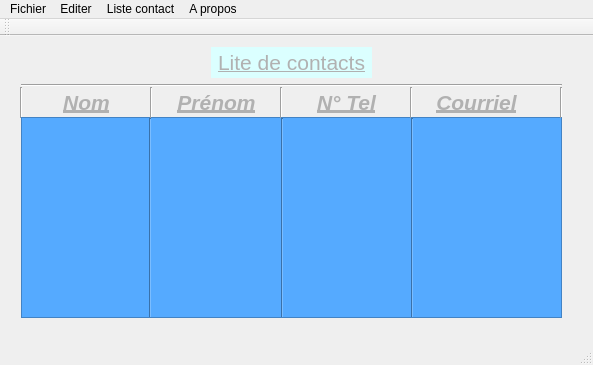
First picture: the form in contact/mainwindow.ui, repository watmeto/ContactManager, before the edit.
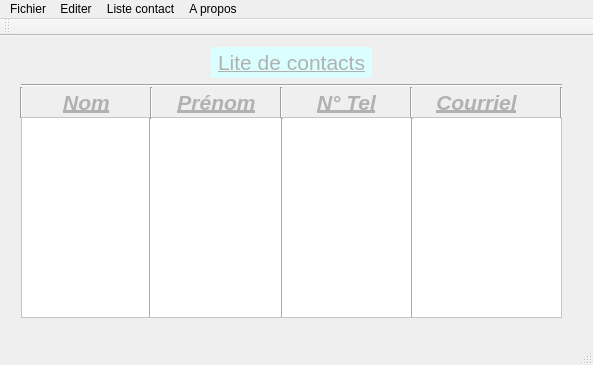
Second picture: the form after the edit. The open tabs and pages were chosen to show the change. Icons and pictures are not drawn.

Patch:
```diff
--- a/contact/mainwindow.ui
+++ b/contact/mainwindow.ui
@@ -297,7 +297,7 @@
          </rect>
         </property>
         <property name="styleSheet">
-         <string notr="true">background-color: rgb(85, 170, 255);
+         <string notr="true">background-color: rgb(255, 255, 255);
 color: rgb(170, 165, 157);
 border-color: rgb(85, 85, 127);</string>
         </property>
@@ -309,8 +309,8 @@
           <rect>
            <x>0</x>
            <y>0</y>
-           <width>537</width>
-           <height>197</height>
+           <width>539</width>
+           <height>199</height>
           </rect>
          </property>
          <widget class="Line" name="line">
```
Left out of the diff: 2 changed lines with no effect on the pictures.
